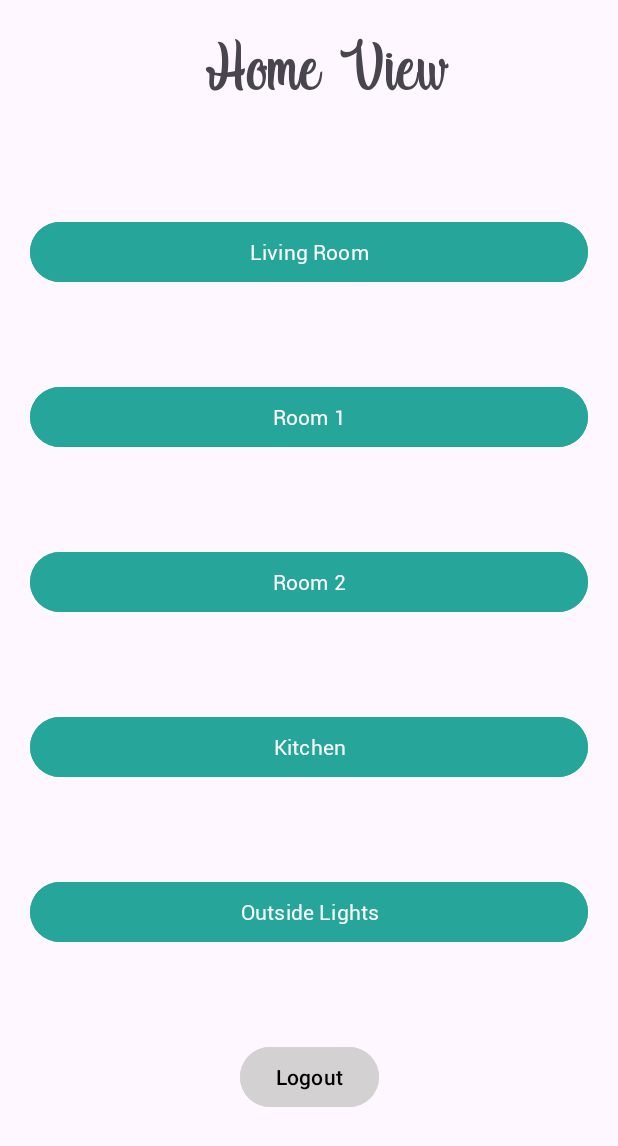
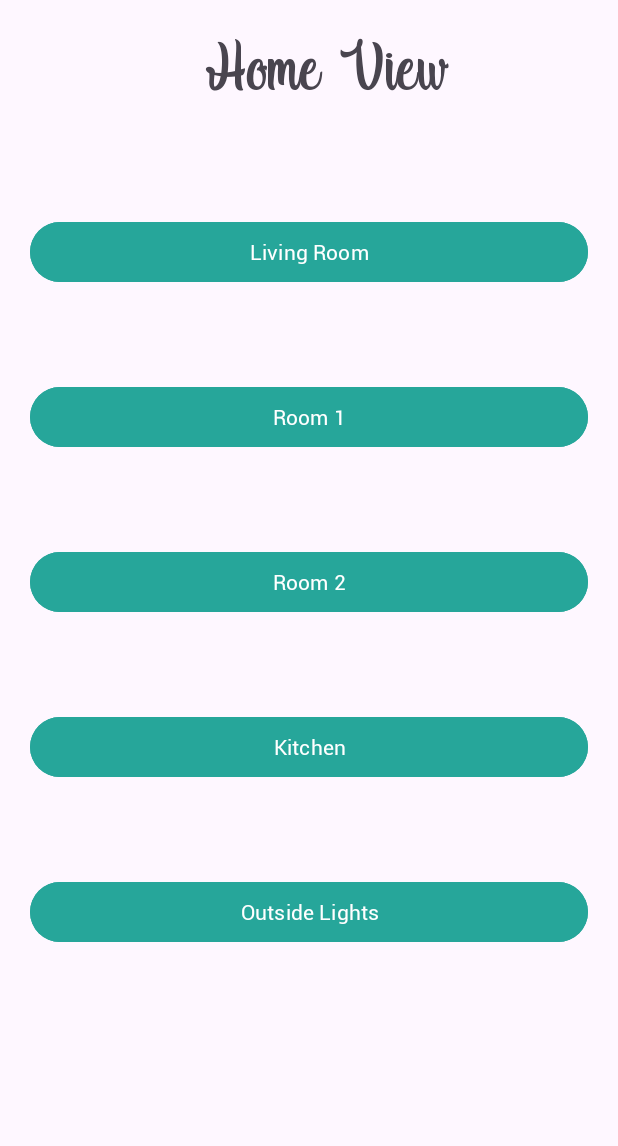
Before and after one commit to faryz-coder/SmartHomeSmartSecuritySystem, an Android app: the layout fragment_home.xml on its own in the app's theme, with its tools: preview values and no code run, on a phone screen of 412 x 824 dp. Shown: the top 1146 px of the screen. Run offline under Robolectric (Android 15) with nearby library versions, the phone set to English and light mode, and no system bars.

Commit message:
remove logout btn from home screen

```diff
--- a/app/src/main/java/com/example/smarthomesmartsecuritysystem/HomeFragment.kt
+++ b/app/src/main/java/com/example/smarthomesmartsecuritysystem/HomeFragment.kt
@@ -40,11 +40,5 @@ class HomeFragment : Fragment() {
         view.findViewById<Button>(R.id.btn_outsideLight).setOnClickListener {
             findNavController().navigate(R.id.action_HomeFragment_to_outsideLightFragment)
         }
-
-        view.findViewById<Button>(R.id.btn_logout).setOnClickListener {
-            val intent = Intent(context, MainActivity2::class.java)
-            startActivity(intent)
-            requireActivity().finish()
-        }
     }
 }
--- a/app/src/main/res/layout/fragment_home.xml
+++ b/app/src/main/res/layout/fragment_home.xml
@@ -14,6 +14,7 @@
         android:backgroundTint="#D3D1D1"
         android:text="Logout"
         android:textColor="#000000"
+        android:visibility="invisible"
         app:layout_constraintBottom_toBottomOf="parent"
         app:layout_constraintEnd_toEndOf="parent"
         app:layout_constraintHorizontal_bias="0.5"
```
